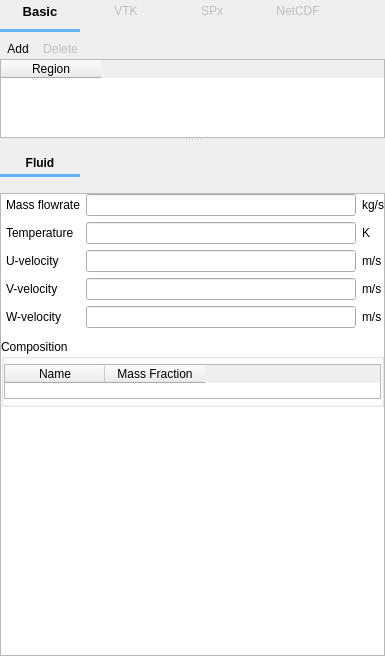
truongd8593/mfix, file mfixgui/uifiles/output.ui: the form before one commit.
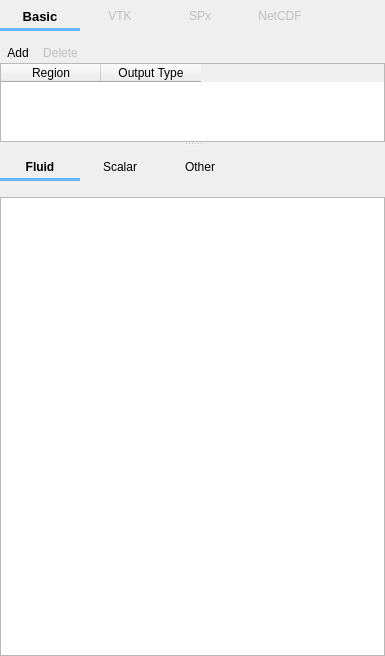
The form after the commit. The open tabs and pages were chosen to show the change. Custom widgets are drawn as their Qt base class.

Commit message: fix duplicate name 'top_frame'

The edit to the form file:
```diff
--- a/mfixgui/uifiles/output.ui
+++ b/mfixgui/uifiles/output.ui
@@ -24,7 +24,7 @@
     <number>0</number>
    </property>
    <item>
-    <widget class="QFrame" name="top_frame">
+    <widget class="QFrame" name="top_tab_frame">
      <property name="styleSheet">
       <string notr="true">QPushButton:hover {
     color:#64B5F6;;
@@ -51,12 +51,15 @@
        <number>0</number>
       </property>
       <property name="topMargin">
-       <number>0</number>
+       <number>5</number>
       </property>
       <property name="rightMargin">
        <number>0</number>
       </property>
       <property name="bottomMargin">
+       <number>5</number>
+      </property>
+      <property name="spacing">
        <number>0</number>
       </property>
       <item row="0" column="2">
@@ -401,7 +404,7 @@
      <widget class="QWidget" name="page_vtk">
       <layout class="QVBoxLayout" name="verticalLayout">
        <property name="spacing">
-        <number>0</number>
+        <number>6</number>
        </property>
        <property name="leftMargin">
         <number>0</number>
@@ -553,6 +556,11 @@
                <string>Region</string>
               </property>
              </column>
+             <column>
+              <property name="text">
+               <string>Output Type</string>
+              </property>
+             </column>
             </widget>
            </item>
           </layout>
@@ -665,6 +673,38 @@
                   </property>
                  </widget>
                 </item>
+                <item row="0" column="1">
+                 <widget class="QPushButton" name="pushbutton_scalar">
+                  <property name="font">
+                   <font>
+                    <weight>50</weight>
+                    <bold>false</bold>
+                   </font>
+                  </property>
+                  <property name="text">
+                   <string>Scalar</string>
+                  </property>
+                  <property name="flat">
+                   <bool>true</bool>
+                  </property>
+                 </widget>
+                </item>
+                <item row="0" column="2">
+                 <widget class="QPushButton" name="pushbutton_other">
+                  <property name="font">
+                   <font>
+                    <weight>50</weight>
+                    <bold>false</bold>
+                   </font>
+                  </property>
+                  <property name="text">
+                   <string>Other</string>
+                  </property>
+                  <property name="flat">
+                   <bool>true</bool>
+                  </property>
+                 </widget>
+                </item>
                </layout>
               </widget>
              </item>
@@ -708,8 +748,8 @@
                <rect>
                 <x>0</x>
                 <y>0</y>
-                <width>140</width>
-                <height>259</height>
+                <width>383</width>
+                <height>455</height>
                </rect>
               </property>
               <layout class="QGridLayout" name="gridLayout_4">
@@ -769,168 +809,6 @@
                    <property name="bottomMargin">
                     <number>0</number>
                    </property>
-                   <item>
-                    <widget class="QFrame" name="frame_fluid_parameters">
-                     <property name="frameShape">
-                      <enum>QFrame::NoFrame</enum>
-                     </property>
-                     <property name="frameShadow">
-                      <enum>QFrame::Plain</enum>
-                     </property>
-                     <layout class="QGridLayout" name="gridLayout_3">
-                      <property name="leftMargin">
-                       <number>5</number>
-                      </property>
-                      <property name="topMargin">
-                       <number>0</number>
-                      </property>
-                      <property name="rightMargin">
-                       <number>0</number>
-                      </property>
-                      <property name="bottomMargin">
-                       <number>5</number>
-                      </property>
-                      <item row="0" column="0">
-                       <widget class="QLabel" name="label_ps_massflow_g">
-                        <property name="text">
-                         <string>Mass flowrate</string>
-                        </property>
-                       </widget>
-                      </item>
-                      <item row="0" column="1">
-                       <widget class="LineEdit" name="lineedit_keyword_ps_massflow_g_args_PS"/>
-                      </item>
-                      <item row="1" column="0">
-                       <widget class="QLabel" name="label_ps_t_g">
-                        <property name="text">
-                         <string>Temperature</string>
-                        </property>
-                       </widget>
-                      </item>
-                      <item row="1" column="1">
-                       <widget class="LineEdit" name="lineedit_keyword_ps_t_g_args_PS"/>
-                      </item>
-                      <item row="1" column="2">
-                       <widget class="QLabel" name="label_ps_t_g_units">
-                        <property name="text">
-                         <string>K</string>
-                        </property>
-                       </widget>
-                      </item>
-                      <item row="2" column="0">
-                       <widget class="QLabel" name="label_ps_u_g">
-                        <property name="text">
-                         <string>U-velocity</string>
-                        </property>
-                       </widget>
-                      </item>
-                      <item row="2" column="1">
-                       <widget class="LineEdit" name="lineedit_keyword_ps_u_g_args_PS"/>
-                      </item>
-                      <item row="2" column="2">
-                       <widget class="QLabel" name="label_ps_u_g_units">
-                        <property name="text">
-                         <string>m/s</string>
-                        </property>
-                       </widget>
-                      </item>
-                      <item row="3" column="0">
-                       <widget class="QLabel" name="label_ps_v_g">
-                        <property name="text">
-                         <string>V-velocity</string>
-                        </property>
-                       </widget>
-                      </item>
-                      <item row="3" column="1">
-                       <widget class="LineEdit" name="lineedit_keyword_ps_v_g_args_PS"/>
-                      </item>
-                      <item row="4" column="1">
-                       <widget class="LineEdit" name="lineedit_keyword_ps_w_g_args_PS"/>
-                      </item>
-                      <item row="3" column="2">
-                       <widget class="QLabel" name="label_ps_v_g_units">
-                        <property name="text">
-                         <string>m/s</string>
-                        </property>
-                       </widget>
-                      </item>
-                      <item row="4" column="0">
-                       <widget class="QLabel" name="label_ps_v_w">
-                        <property name="text">
-                         <string>W-velocity</string>
-                        </property>
-                       </widget>
-                      </item>
-                      <item row="4" column="2">
-                       <widget class="QLabel" name="label_ps_v_w_units">
-                        <property name="text">
-                         <string>m/s</string>
-                        </property>
-                       </widget>
-                      </item>
-                      <item row="0" column="2">
-                       <widget class="QLabel" name="label_ps_massflow_g_units">
-                        <property name="text">
-                         <string>kg/s</string>
-                        </property>
-                       </widget>
-                      </item>
-                     </layout>
-                    </widget>
-                   </item>
-                   <item>
-                    <widget class="QGroupBox" name="groupbox_fluid_composition">
-                     <property name="title">
-                      <string>Composition</string>
-                     </property>
-                     <property name="flat">
-                      <bool>true</bool>
-                     </property>
-                     <layout class="QGridLayout" name="gridLayout_14">
-                      <property name="leftMargin">
-                       <number>0</number>
-                      </property>
-                      <property name="topMargin">
-                       <number>5</number>
-                      </property>
-                      <property name="rightMargin">
-                       <number>0</number>
-                      </property>
-                      <property name="bottomMargin">
-                       <number>5</number>
-                      </property>
-                      <property name="spacing">
-                       <number>6</number>
-                      </property>
-                      <item row="0" column="0">
-                       <widget class="QTableWidget" name="tablewidget_fluid_mass_fraction">
-                        <property name="maximumSize">
-                         <size>
-                          <width>16777215</width>
-                          <height>35</height>
-                         </size>
-                        </property>
-                        <property name="selectionMode">
-                         <enum>QAbstractItemView::NoSelection</enum>
-                        </property>
-                        <attribute name="verticalHeaderVisible">
-                         <bool>false</bool>
-                        </attribute>
-                        <column>
-                         <property name="text">
-                          <string>Name</string>
-                         </property>
-                        </column>
-                        <column>
-                         <property name="text">
-                          <string>Mass Fraction</string>
-                         </property>
-                        </column>
-                       </widget>
-                      </item>
-                     </layout>
-                    </widget>
-                   </item>
                    <item>
                     <spacer name="verticalSpacer_2">
                      <property name="orientation">
```
Left out of the diff: 178 changed lines with no effect on the pictures.
